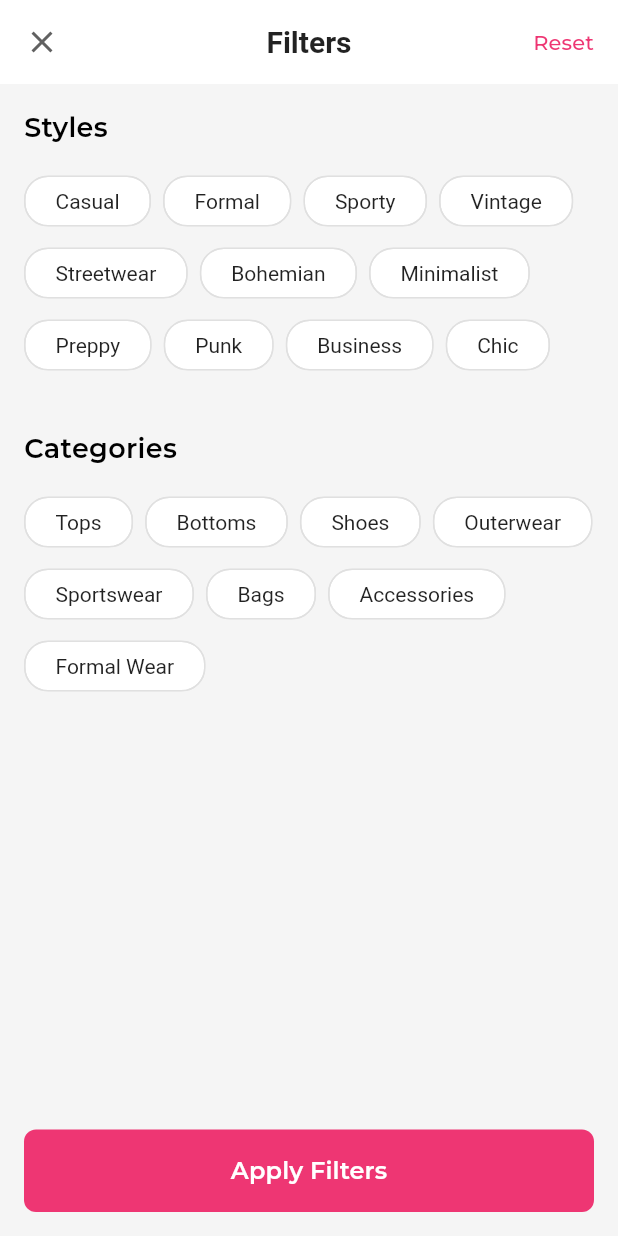
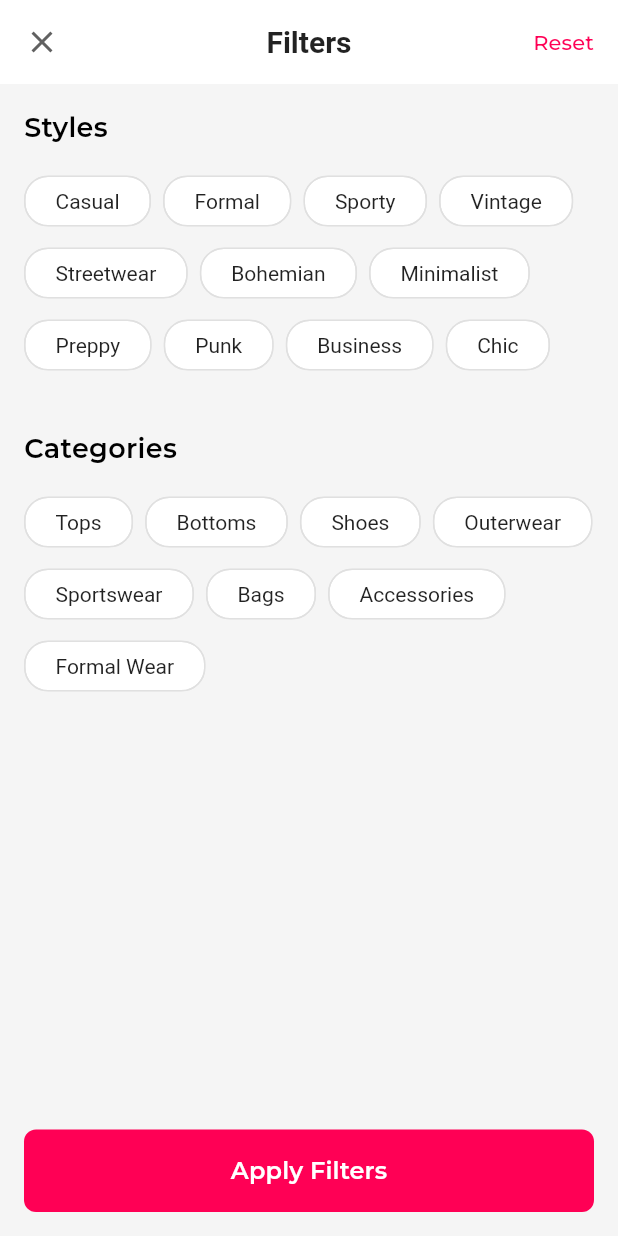
Before and after one commit to ambotwist/LooK, a Flutter app: the screen it shows once a user with an empty profile is signed in, item 5 of the bottom bar chosen, after a tap on "Sign Out", after a tap on the "filter list" icon, on a phone screen of 412 x 824 dp. Run offline on Flutter 3.47's test engine with Material 3 defaults, Android fonts, the light colour scheme and no system bars; our stand-ins replace flutter_riverpod, google_sign_in, supabase_flutter; accounts and stored records are empty.

Commit message:
fixed bug that occured whenever users had interacted with items in the past.

```diff
--- a/lib/main/wrappers/home_wrapper.dart
+++ b/lib/main/wrappers/home_wrapper.dart
@@ -118,7 +118,6 @@ class _HomeWrapperState extends ConsumerState<HomeWrapper>
 
     return Scaffold(
       appBar: AppBar(
-        backgroundColor: Colors.white,
         toolbarHeight: 42,
         leadingWidth: 100,
         leading: Padding(
@@ -258,7 +257,7 @@ class _HomeWrapperState extends ConsumerState<HomeWrapper>
         children: _pages,
       ),
       bottomNavigationBar: Container(
-        color: Colors.white,
+        color: theme.bottomNavigationBarTheme.backgroundColor,
         height: navbarHeight,
         padding: const EdgeInsets.only(
           bottom: 20,
--- a/lib/providers/item_provider.dart
+++ b/lib/providers/item_provider.dart
@@ -27,16 +27,18 @@ final itemsProvider = FutureProvider<List<Item>>((ref) async {
         .from('interactions')
         .select('item_id')
         .eq('user_id', userId);
+
     final interactedItemIds = (interactions as List)
         .map((interaction) => interaction['item_id'] as String)
-        .toSet();
+        .toList();
 
-    // Build the query
     var query = supabase.from('items').select();
 
     // Exclude interacted items
     if (interactedItemIds.isNotEmpty) {
-      query = query.filter('id', 'not.in', interactedItemIds);
+      // Format the list as a comma-separated string within parentheses
+      final formattedIds = '(${interactedItemIds.join(',')})';
+      query = query.not('id', 'in', formattedIds);
     }
 
     // Apply sex filter
@@ -132,6 +134,7 @@ final itemsProvider = FutureProvider<List<Item>>((ref) async {
         .toList();
   } catch (e) {
     // Generic error for security
+    print('Error: $e');
     throw Exception('Could not load items. Please try again.');
   }
 });
--- a/lib/themes/app_theme.dart
+++ b/lib/themes/app_theme.dart
@@ -2,7 +2,7 @@ import 'package:flutter/material.dart';
 
 class AppTheme {
   static ThemeData get light {
-    const primaryColor = Color.fromARGB(255, 238, 54, 115);
+    const primaryColor = Color.fromARGB(255, 255, 0, 85);
     const secondaryColor = Colors.white;
     final greyColor = Colors.grey.shade700;
 
@@ -13,7 +13,7 @@ class AppTheme {
       // Colors
       primaryColor: primaryColor,
       colorScheme: ColorScheme.light(
-        primary: primaryColor,
+        primary: Colors.black,
         secondary: secondaryColor,
         surface: Colors.white,
         error: Colors.red.shade600,
@@ -145,10 +145,10 @@ class AppTheme {
       ),
 
       // Bottom Navigation Bar Theme
-      bottomNavigationBarTheme: const BottomNavigationBarThemeData(
+      bottomNavigationBarTheme: BottomNavigationBarThemeData(
         backgroundColor: Colors.white,
         selectedItemColor: primaryColor,
-        unselectedItemColor: Colors.grey,
+        unselectedItemColor: Colors.grey.shade700,
       ),
     );
   }
--- a/lib/widgets/layout/navbar_icon_button.dart
+++ b/lib/widgets/layout/navbar_icon_button.dart
@@ -23,7 +23,9 @@ class NavbarIconButton extends StatelessWidget {
     return IconButton(
       icon: Icon(
         icon,
-        color: isSelected ? selectedColor : Colors.grey.shade800,
+        color: isSelected
+            ? selectedColor
+            : Theme.of(context).bottomNavigationBarTheme.unselectedItemColor,
         size: size,
       ),
       style: IconButton.styleFrom(
```
Also changed, not shown: lib/main/pages/discover/dicover_card.dart (+46 -25 lines).
